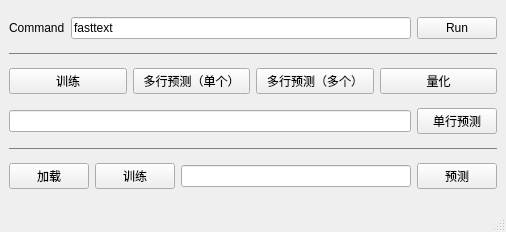
Old version of the form mainwindow.ui in the repository iwxyi/FastText-GUI.
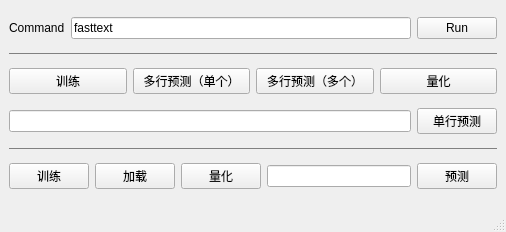
New version of the form.

Commit message: 添加模型量化

```diff
--- a/mainwindow.ui
+++ b/mainwindow.ui
@@ -117,13 +117,6 @@
       <property name="topMargin">
        <number>0</number>
       </property>
-      <item>
-       <widget class="QPushButton" name="pushButton_7">
-        <property name="text">
-         <string>加载</string>
-        </property>
-       </widget>
-      </item>
       <item>
        <widget class="QPushButton" name="pushButton_8">
         <property name="text">
@@ -131,6 +124,20 @@
         </property>
        </widget>
       </item>
+      <item>
+       <widget class="QPushButton" name="pushButton_7">
+        <property name="text">
+         <string>加载</string>
+        </property>
+       </widget>
+      </item>
+      <item>
+       <widget class="QPushButton" name="pushButton_10">
+        <property name="text">
+         <string>量化</string>
+        </property>
+       </widget>
+      </item>
       <item>
        <widget class="QLineEdit" name="lineEdit_3"/>
       </item>
```
The commit also changes 5 other files.
